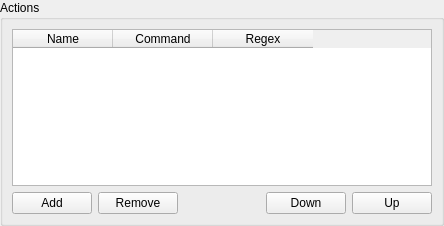
Old version of the form src/codeinfoconfigwidget.ui in the repository hgrecco/KateCodeinfo.
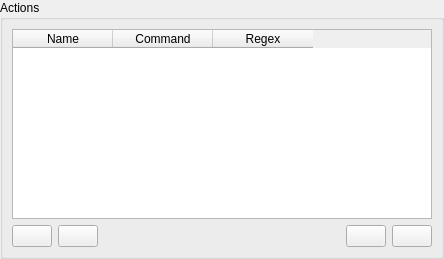
New version of the form.

Patch:
```diff
--- a/src/codeinfoconfigwidget.ui
+++ b/src/codeinfoconfigwidget.ui
@@ -7,9 +7,15 @@
     <x>0</x>
     <y>0</y>
     <width>444</width>
-    <height>226</height>
+    <height>259</height>
    </rect>
   </property>
+  <property name="sizePolicy">
+   <sizepolicy hsizetype="Preferred" vsizetype="Preferred">
+    <horstretch>0</horstretch>
+    <verstretch>0</verstretch>
+   </sizepolicy>
+  </property>
   <layout class="QVBoxLayout" name="verticalLayout_2">
    <property name="spacing">
     <number>0</number>
@@ -19,6 +25,12 @@
    </property>
    <item>
     <widget class="QGroupBox" name="gFolderList">
+     <property name="sizePolicy">
+      <sizepolicy hsizetype="Preferred" vsizetype="Preferred">
+       <horstretch>0</horstretch>
+       <verstretch>0</verstretch>
+      </sizepolicy>
+     </property>
      <property name="title">
       <string>Actions</string>
      </property>
@@ -26,7 +38,7 @@
       <item>
        <widget class="QTableWidget" name="tblActions">
         <property name="sizePolicy">
-         <sizepolicy hsizetype="Expanding" vsizetype="Maximum">
+         <sizepolicy hsizetype="Preferred" vsizetype="Preferred">
           <horstretch>0</horstretch>
           <verstretch>0</verstretch>
          </sizepolicy>
@@ -56,14 +68,14 @@
         <item>
          <widget class="QPushButton" name="btnAdd">
           <property name="text">
-           <string>Add</string>
+           <string notr="true"/>
           </property>
          </widget>
         </item>
         <item>
          <widget class="QPushButton" name="btnRemove">
           <property name="text">
-           <string>Remove</string>
+           <string/>
           </property>
          </widget>
         </item>
@@ -83,30 +95,17 @@
         <item>
          <widget class="QPushButton" name="btnDown">
           <property name="text">
-           <string>Down</string>
+           <string notr="true"/>
           </property>
          </widget>
         </item>
         <item>
          <widget class="QPushButton" name="btnUp">
           <property name="text">
-           <string>Up</string>
+           <string notr="true"/>
           </property>
          </widget>
         </item>
-        <item>
-         <spacer name="horizontalSpacer_2">
-          <property name="orientation">
-           <enum>Qt::Horizontal</enum>
-          </property>
-          <property name="sizeHint" stdset="0">
-           <size>
-            <width>40</width>
-            <height>20</height>
-           </size>
-          </property>
-         </spacer>
-        </item>
        </layout>
       </item>
      </layout>
```
